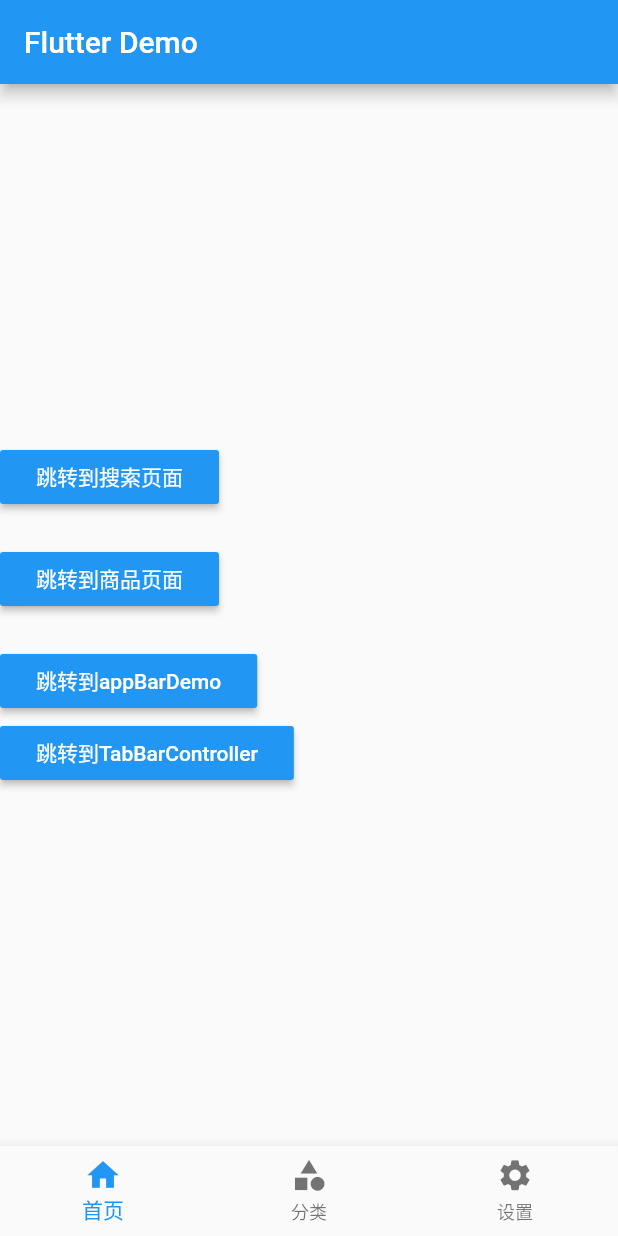
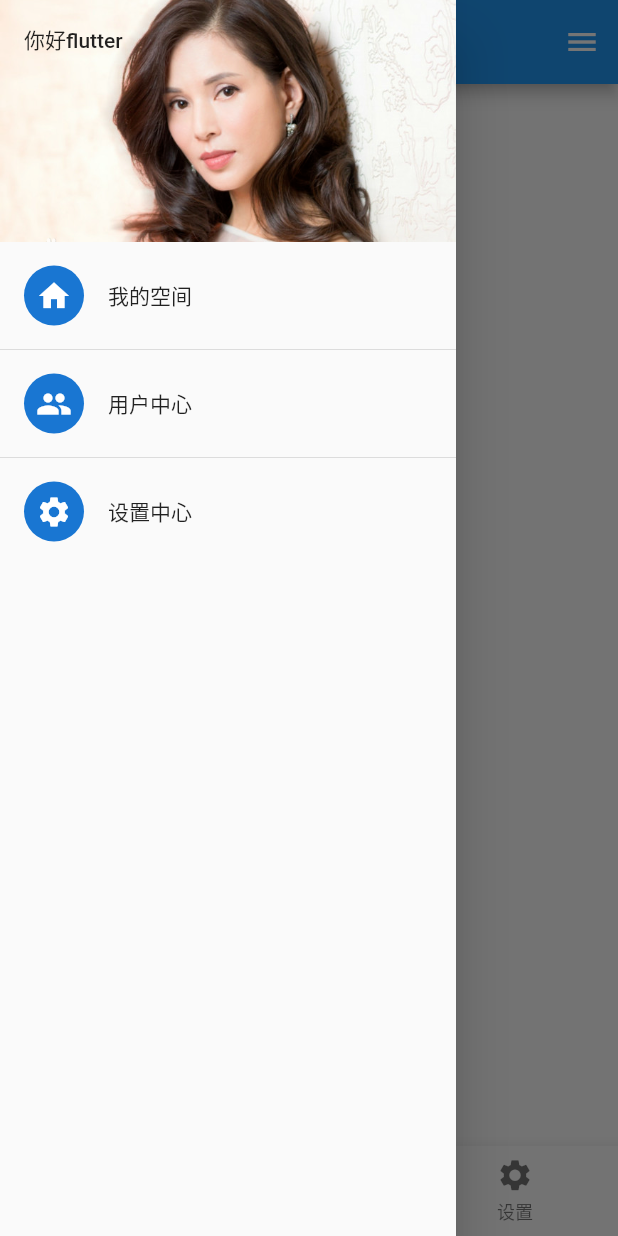
Before and after one commit to ngooigypngooigyp/fruit_app, a Flutter app: the screen it shows after launch, with the side drawer open (before the commit the screen has no drawer), on a phone screen of 412 x 824 dp. Run offline on Flutter 3.47's test engine with Material 2 defaults, Android fonts, the phone set to English and light mode, and no system bars.

```diff
--- a/lib/pages/Tabs.dart
+++ b/lib/pages/Tabs.dart
@@ -53,6 +53,50 @@ class _TabsState extends State<Tabs> {
           ),
         ],
       ),
+      drawer: Drawer(
+        child: Column(
+          children: <Widget>[
+            Row(
+              children: <Widget>[
+                Expanded(
+                  child: DrawerHeader(
+                    child: Text('你好flutter'),
+                    decoration: BoxDecoration(
+                      image: DecorationImage(
+                        image: AssetImage('images/li.png'),
+                        fit: BoxFit.cover,
+                      ),
+                    ),
+                  ),
+                )
+              ],
+            ),
+            ListTile(
+              leading: CircleAvatar(
+                child: Icon(Icons.home),
+              ),
+              title: Text('我的空间'),
+            ),
+            Divider(),
+            ListTile(
+              leading: CircleAvatar(
+                child: Icon(Icons.people),
+              ),
+              title: Text('用户中心'),
+            ),
+            Divider(),
+            ListTile(
+              leading: CircleAvatar(
+                child: Icon(Icons.settings),
+              ),
+              title: Text('设置中心'),
+            ),
+          ],
+        )
+      ),
+      endDrawer: Drawer(
+        child: Text('你好flutter'),
+      ),
     );
   }
 }
```
